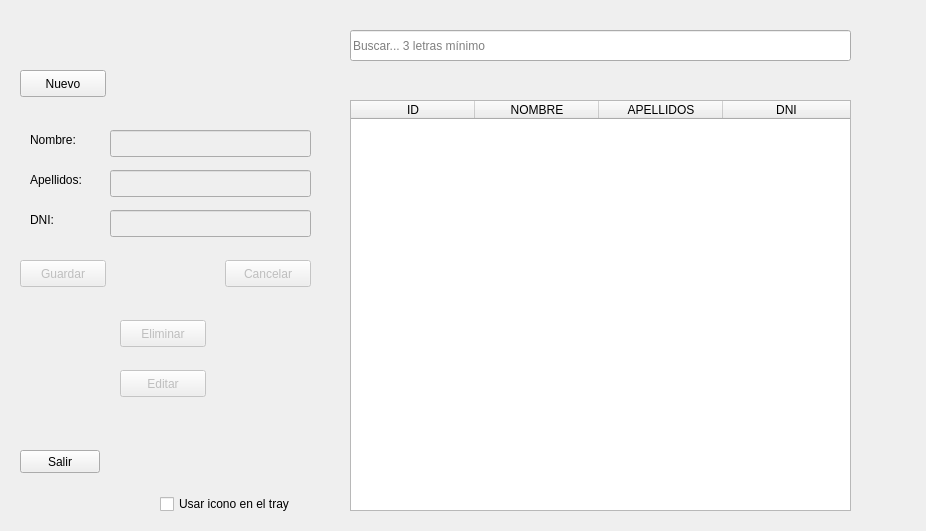
First picture: the form in crud.ui, repository clonbg/crud-sqlite3-python, before the edit.
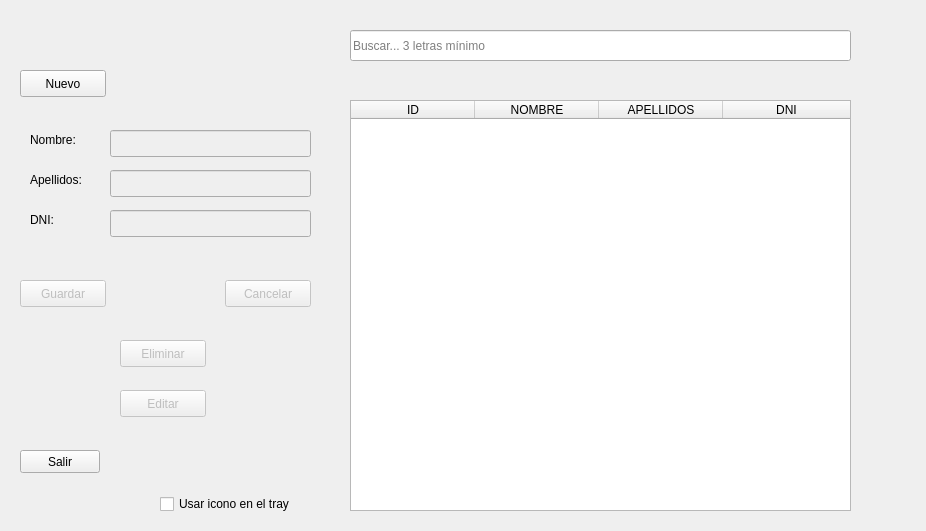
Second picture: the form after the edit.

Commit message: For para iterar dnis

Diff of the .ui file:
```diff
--- a/crud.ui
+++ b/crud.ui
@@ -114,7 +114,7 @@
    <property name="geometry">
     <rect>
      <x>20</x>
-     <y>260</y>
+     <y>280</y>
      <width>86</width>
      <height>27</height>
     </rect>
@@ -207,7 +207,7 @@
    <property name="geometry">
     <rect>
      <x>225</x>
-     <y>260</y>
+     <y>280</y>
      <width>86</width>
      <height>27</height>
     </rect>
@@ -223,7 +223,7 @@
    <property name="geometry">
     <rect>
      <x>120</x>
-     <y>320</y>
+     <y>340</y>
      <width>86</width>
      <height>27</height>
     </rect>
@@ -239,7 +239,7 @@
    <property name="geometry">
     <rect>
      <x>120</x>
-     <y>370</y>
+     <y>390</y>
      <width>86</width>
      <height>27</height>
     </rect>
@@ -261,6 +261,19 @@
     <string>Usar icono en el tray</string>
    </property>
   </widget>
+  <widget class="QLabel" name="lbl_mensaje_dni">
+   <property name="geometry">
+    <rect>
+     <x>113</x>
+     <y>250</y>
+     <width>191</width>
+     <height>20</height>
+    </rect>
+   </property>
+   <property name="text">
+    <string/>
+   </property>
+  </widget>
  </widget>
  <resources/>
  <connections/>
```
The commit also changes 1 other file.
